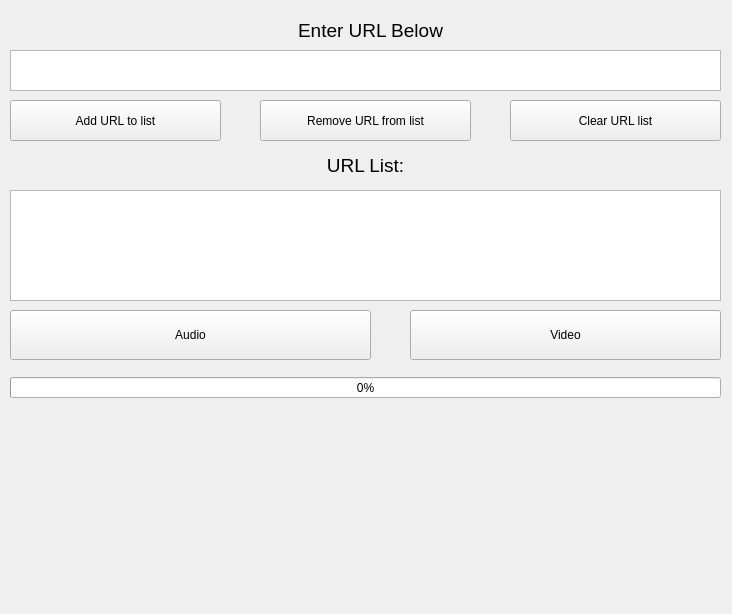
ArcticSlayy/BeginnerYTDownloaderGUI, file tutorial.ui: the form before one commit.
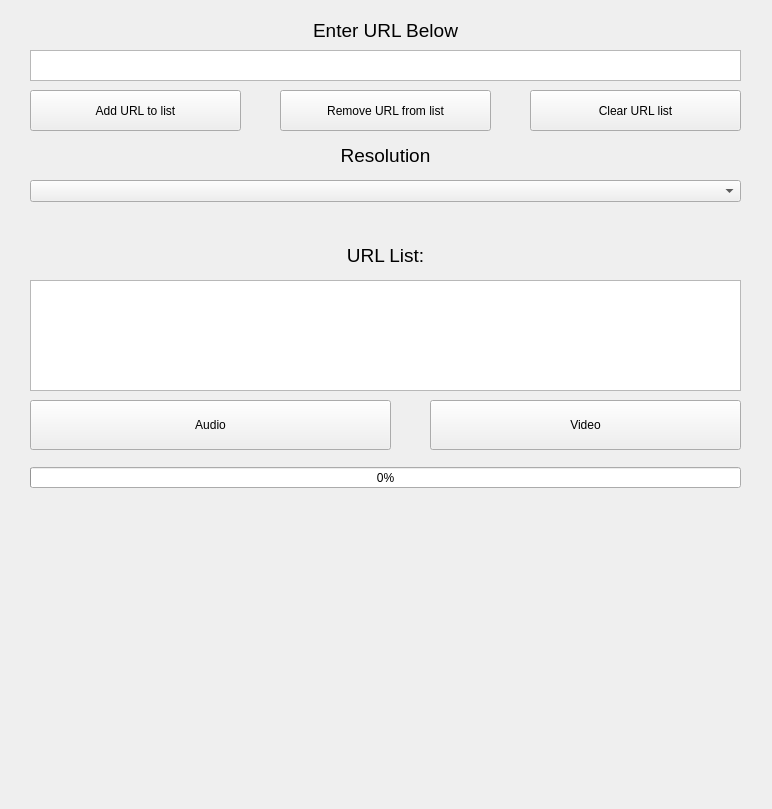
The form after the commit. Icons and pictures are not drawn.

Commit message: Dropdown for res & clear list button functionality

The edit to the form file:
```diff
--- a/tutorial.ui
+++ b/tutorial.ui
@@ -6,8 +6,8 @@
    <rect>
     <x>0</x>
     <y>0</y>
-    <width>732</width>
-    <height>614</height>
+    <width>772</width>
+    <height>809</height>
    </rect>
   </property>
   <property name="windowTitle">
@@ -17,13 +17,16 @@
    <iconset>
     <normaloff>../../../Downloads/youtube-logo-hd-8.png</normaloff>../../../Downloads/youtube-logo-hd-8.png</iconset>
   </property>
+  <property name="styleSheet">
+   <string notr="true"/>
+  </property>
   <widget class="QWidget" name="centralwidget">
    <widget class="QLabel" name="url_label">
     <property name="geometry">
      <rect>
-      <x>20</x>
+      <x>30</x>
       <y>10</y>
-      <width>701</width>
+      <width>711</width>
       <height>41</height>
      </rect>
     </property>
@@ -42,18 +45,18 @@
    <widget class="QTextEdit" name="url_text">
     <property name="geometry">
      <rect>
-      <x>10</x>
+      <x>30</x>
       <y>50</y>
       <width>711</width>
-      <height>41</height>
+      <height>31</height>
      </rect>
     </property>
    </widget>
    <widget class="QPushButton" name="audio_button">
     <property name="geometry">
      <rect>
-      <x>10</x>
-      <y>310</y>
+      <x>30</x>
+      <y>400</y>
       <width>361</width>
       <height>50</height>
      </rect>
@@ -80,8 +83,8 @@
    <widget class="QPushButton" name="video_button">
     <property name="geometry">
      <rect>
-      <x>410</x>
-      <y>310</y>
+      <x>430</x>
+      <y>400</y>
       <width>311</width>
       <height>50</height>
      </rect>
@@ -108,8 +111,8 @@
    <widget class="QProgressBar" name="progressBar">
     <property name="geometry">
      <rect>
-      <x>10</x>
-      <y>377</y>
+      <x>30</x>
+      <y>467</y>
       <width>711</width>
       <height>21</height>
      </rect>
@@ -121,8 +124,8 @@
    <widget class="QLabel" name="status_label">
     <property name="geometry">
      <rect>
-      <x>10</x>
-      <y>410</y>
+      <x>30</x>
+      <y>500</y>
       <width>711</width>
       <height>191</height>
      </rect>
@@ -145,8 +148,8 @@
    <widget class="QListWidget" name="url_list">
     <property name="geometry">
      <rect>
-      <x>10</x>
-      <y>190</y>
+      <x>30</x>
+      <y>280</y>
       <width>711</width>
       <height>111</height>
      </rect>
@@ -155,8 +158,8 @@
    <widget class="QPushButton" name="add_button">
     <property name="geometry">
      <rect>
-      <x>10</x>
-      <y>100</y>
+      <x>30</x>
+      <y>90</y>
       <width>211</width>
       <height>41</height>
      </rect>
@@ -168,8 +171,8 @@
    <widget class="QPushButton" name="remove_button">
     <property name="geometry">
      <rect>
-      <x>260</x>
-      <y>100</y>
+      <x>280</x>
+      <y>90</y>
       <width>211</width>
       <height>41</height>
      </rect>
@@ -181,8 +184,8 @@
    <widget class="QPushButton" name="clear_button">
     <property name="geometry">
      <rect>
-      <x>510</x>
-      <y>100</y>
+      <x>530</x>
+      <y>90</y>
       <width>211</width>
       <height>41</height>
      </rect>
@@ -194,8 +197,8 @@
    <widget class="QLabel" name="url_label_2">
     <property name="geometry">
      <rect>
-      <x>10</x>
-      <y>150</y>
+      <x>30</x>
+      <y>240</y>
       <width>711</width>
       <height>31</height>
      </rect>
@@ -212,6 +215,49 @@
      <set>Qt::AlignCenter</set>
     </property>
    </widget>
+   <widget class="QLabel" name="resolution_label">
+    <property name="enabled">
+     <bool>true</bool>
+    </property>
+    <property name="geometry">
+     <rect>
+      <x>30</x>
+      <y>140</y>
+      <width>711</width>
+      <height>31</height>
+     </rect>
+    </property>
+    <property name="font">
+     <font>
+      <pointsize>14</pointsize>
+     </font>
+    </property>
+    <property name="text">
+     <string>Resolution</string>
+    </property>
+    <property name="alignment">
+     <set>Qt::AlignCenter</set>
+    </property>
+   </widget>
+   <widget class="QComboBox" name="resolution_dropdown">
+    <property name="enabled">
+     <bool>true</bool>
+    </property>
+    <property name="geometry">
+     <rect>
+      <x>30</x>
+      <y>180</y>
+      <width>711</width>
+      <height>22</height>
+     </rect>
+    </property>
+    <property name="acceptDrops">
+     <bool>false</bool>
+    </property>
+    <property name="currentText">
+     <string/>
+    </property>
+   </widget>
   </widget>
  </widget>
  <resources/>
```
Left out of the diff: 2 changed lines with no effect on the pictures. The commit also changes 3 other files.
